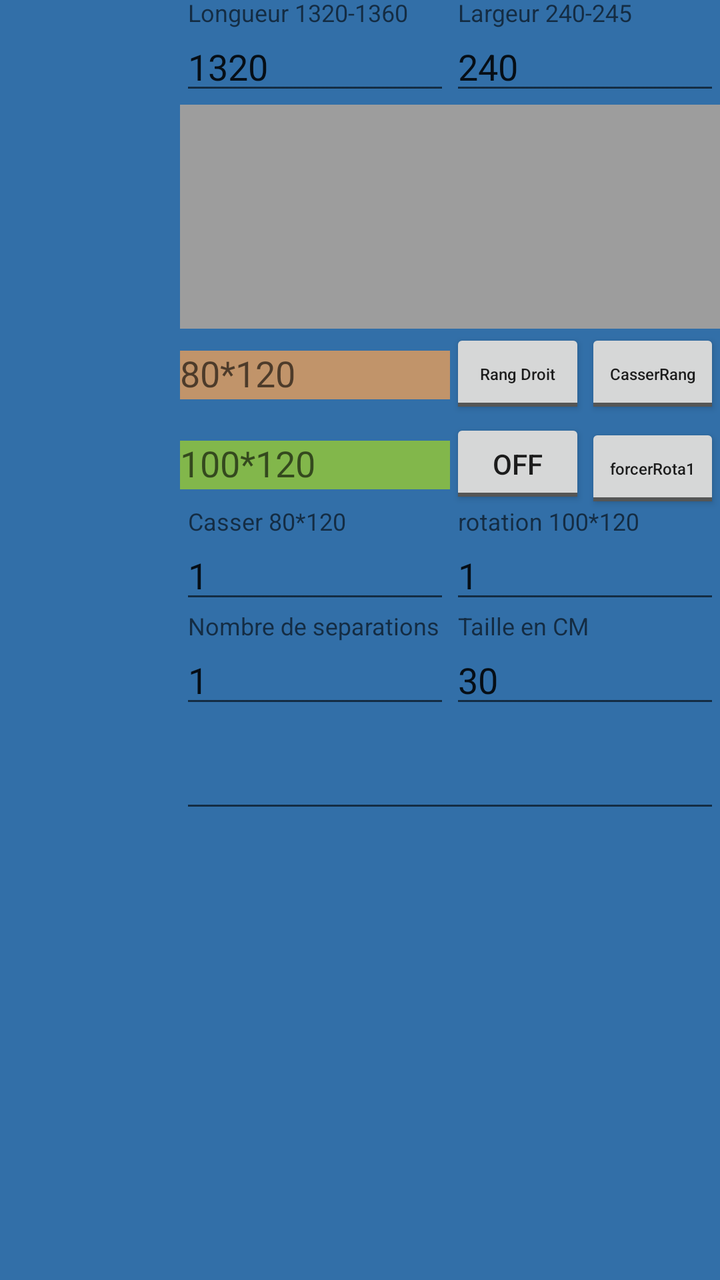
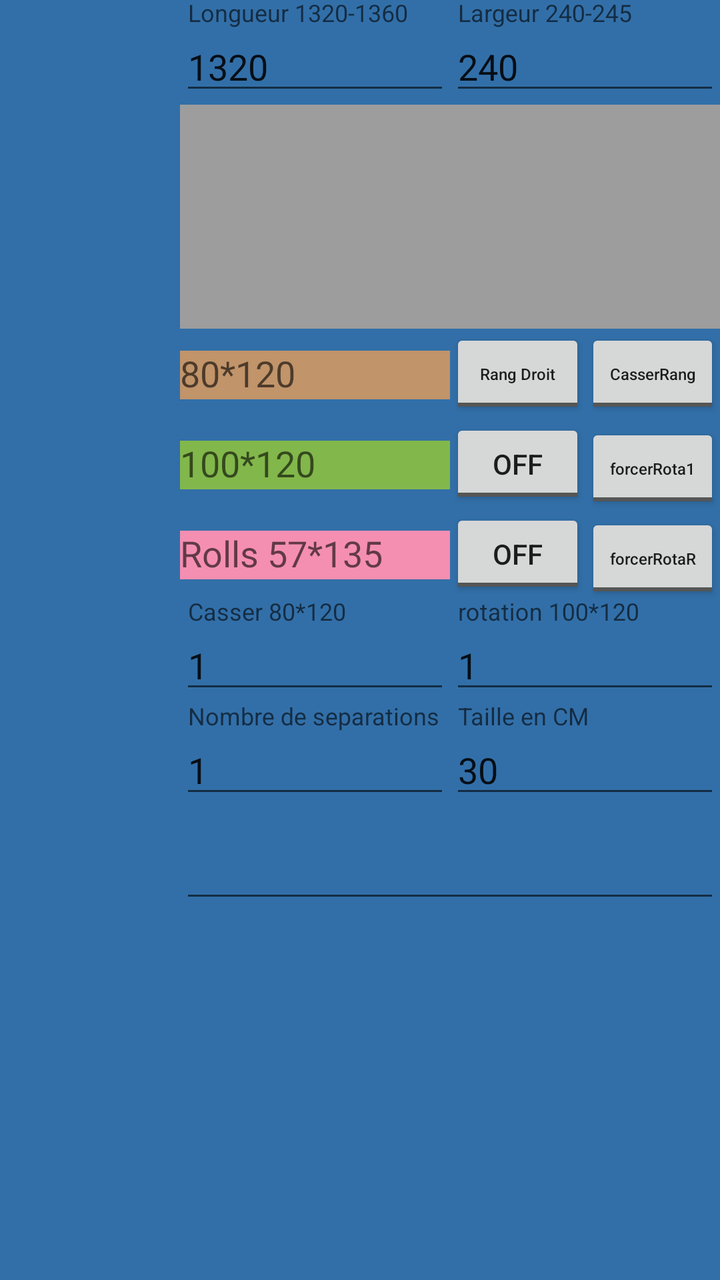

The first picture is an Android layout as it rendered before a commit; the second is the same layout after the commit. The layout source and the unified diff follow.
<!-- AndroidManifest.xml: application theme AppTheme -->
<!-- res/layout/content_main.xml -->
<?xml version="1.0" encoding="utf-8"?>
<LinearLayout xmlns:android="http://schemas.android.com/apk/res/android"
    xmlns:app="http://schemas.android.com/apk/res-auto"
    xmlns:tools="http://schemas.android.com/tools"
    android:layout_width="match_parent"
    android:layout_height="match_parent"
    app:layout_behavior="@string/appbar_scrolling_view_behavior"
    tools:context=".MainActivity"
    tools:showIn="@layout/activity_main">

    <ScrollView
        android:id="@+id/scrollViewContenu"
        android:layout_width="match_parent"
        android:layout_height="match_parent"
        android:background="@color/cblue">

        <LinearLayout
            android:id="@+id/linearLayoutContenu"
            android:layout_width="match_parent"
            android:layout_height="match_parent"
            android:orientation="horizontal">

            <ScrollView
                android:id="@+id/scrollViewRemorque"
                android:layout_width="match_parent"
                android:layout_height="wrap_content"
                android:layout_weight="3"
                app:layout_constraintBottom_toTopOf="@+id/linearLayoutA"
                app:layout_constraintEnd_toEndOf="parent"
                app:layout_constraintStart_toStartOf="parent"
                app:layout_constraintTop_toTopOf="parent">

                <LinearLayout
                    android:id="@+id/drawPosRemorque"
                    android:layout_width="match_parent"
                    android:layout_height="wrap_content"
                    android:isScrollContainer="true"
                    android:orientation="vertical"
                    android:paddingLeft="25px" />
            </ScrollView>

            <LinearLayout
                android:id="@+id/linearLayoutA"
                android:layout_width="match_parent"
                android:layout_height="wrap_content"
                android:layout_weight="1"
                android:isScrollContainer="true"
                android:orientation="vertical">


                <LinearLayout
                    android:id="@+id/resultatLinearLayout"
                    android:layout_width="match_parent"
                    android:layout_height="wrap_content"
                    android:layout_weight="1"
                    android:isScrollContainer="false"
                    android:orientation="vertical"
                    android:scrollbarAlwaysDrawVerticalTrack="true"
                    app:layout_constraintBottom_toBottomOf="parent"
                    app:layout_constraintTop_toTopOf="parent">

                    <LinearLayout
                        android:layout_width="match_parent"
                        android:layout_height="wrap_content"
                        android:layout_weight="1"
                        android:orientation="horizontal">

                        <android.support.design.widget.TextInputLayout
                            android:layout_width="match_parent"
                            android:layout_height="wrap_content"
                            android:layout_weight="1">

                            <android.support.design.widget.TextInputEditText
                                android:id="@+id/longueurremorqueid"
                                android:layout_width="match_parent"
                                android:layout_height="wrap_content"
                                android:hint="Longueur 1320-1360"
                                android:inputType="number"
                                android:text="1320" />
                        </android.support.design.widget.TextInputLayout>

                        <android.support.design.widget.TextInputLayout
                            android:layout_width="match_parent"
                            android:layout_height="wrap_content"
                            android:layout_weight="1">

                            <android.support.design.widget.TextInputEditText
                                android:id="@+id/largeurremorqueid"
                                android:layout_width="match_parent"
                                android:layout_height="wrap_content"
                                android:hint="Largeur 240-245"
                                android:inputType="number"
                                android:text="240" />
                        </android.support.design.widget.TextInputLayout>
                    </LinearLayout>

                    <EditText
                        android:id="@+id/resultat"
                        android:layout_width="match_parent"
                        android:layout_height="wrap_content"
                        android:layout_weight="1"
                        android:background="#9D9D9D"
                        android:clickable="false"
                        android:ems="10"
                        android:enabled="false"
                        android:focusable="false"
                        android:inputType="none"
                        android:minHeight="112dip"
                        android:singleLine="false"
                        android:textColor="@color/colorPrimaryDark" />

                </LinearLayout>

                <LinearLayout
                    android:layout_width="match_parent"
                    android:layout_height="45dp"
                    android:layout_weight="1"
                    android:orientation="horizontal">

                    <android.support.design.widget.TextInputLayout
                        android:layout_width="match_parent"
                        android:layout_height="wrap_content"
                        android:layout_weight="1">

                        <android.support.design.widget.TextInputEditText
                            android:id="@+id/nombre80120"
                            android:layout_width="match_parent"
                            android:layout_height="wrap_content"
                            android:background="@color/cbrownp"
                            android:hint="80*120"
                            android:inputType="number|numberDecimal"
                            android:maxLength="3"
                            android:paddingTop="0dp"
                            android:selectAllOnFocus="true" />

                    </android.support.design.widget.TextInputLayout>

                    <android.support.design.widget.TextInputLayout
                        android:layout_width="match_parent"
                        android:layout_height="match_parent"
                        android:layout_weight="1">

                        <LinearLayout
                            android:layout_width="match_parent"
                            android:layout_height="match_parent"
                            android:layout_weight="1"
                            android:orientation="horizontal">

                            <ToggleButton
                                android:id="@+id/autorisationRangBatard80"
                                android:layout_width="match_parent"
                                android:layout_height="wrap_content"
                                android:layout_weight="1"
                                android:inputType="number|numberDecimal"
                                android:selectAllOnFocus="true"
                                android:textOff="Rang Droit"
                                android:textOn="Shifted"
                                android:textSize="8sp" />

                            <ToggleButton
                                android:id="@+id/forcerCasserUnRang80"
                                android:layout_width="match_parent"
                                android:layout_height="wrap_content"
                                android:layout_weight="1"
                                android:inputType="number|numberDecimal"
                                android:selectAllOnFocus="true"
                                android:textOff="CasserRang 80"
                                android:textOn="CasserRang 80"
                                android:textSize="8sp" />
                        </LinearLayout>

                    </android.support.design.widget.TextInputLayout>

                </LinearLayout>

                <LinearLayout
                    android:layout_width="match_parent"
                    android:layout_height="45dp"
                    android:layout_weight="1"
                    android:orientation="horizontal">

                    <android.support.design.widget.TextInputLayout
                        android:layout_width="match_parent"
                        android:layout_height="match_parent"
                        android:layout_weight="1">

                        <android.support.design.widget.TextInputEditText
                            android:id="@+id/nombre100120"
                            android:layout_width="match_parent"
                            android:layout_height="wrap_content"
                            android:background="@color/cgreen"
                            android:hint="100*120"
                            android:inputType="number|numberDecimal"
                            android:maxLength="3"
                            android:paddingTop="0dp"
                            android:selectAllOnFocus="true" />
                    </android.support.design.widget.TextInputLayout>

                    <android.support.design.widget.TextInputLayout
                        android:layout_width="match_parent"
                        android:layout_height="match_parent"
                        android:layout_weight="1">

                        <LinearLayout
                            android:layout_width="match_parent"
                            android:layout_height="match_parent"
                            android:layout_weight="1"
                            android:orientation="horizontal">

                            <ToggleButton
                                android:id="@+id/autoriserRotation100SiPossibleDeFaireUnRang"
                                android:layout_width="match_parent"
                                android:layout_height="wrap_content"
                                android:layout_weight="1"
                                android:inputType="number|numberDecimal"
                                android:selectAllOnFocus="true" />

                            <ToggleButton
                                android:id="@+id/forcerRotation100"
                                android:layout_width="match_parent"
                                android:layout_height="wrap_content"
                                android:layout_weight="1"
                                android:inputType="number|numberDecimal"
                                android:selectAllOnFocus="true"
                                android:textOff="forcerRota100"
                                android:textOn="forcerRota100"
                                android:textSize="8sp" />
                        </LinearLayout>

                    </android.support.design.widget.TextInputLayout>

                </LinearLayout>

                <LinearLayout
                    android:layout_width="match_parent"
                    android:layout_height="match_parent"
                    android:layout_weight="1"
                    android:orientation="horizontal">

                    <LinearLayout
                        android:layout_width="match_parent"
                        android:layout_height="match_parent"
                        android:layout_weight="1"
                        android:orientation="horizontal">

                        <android.support.design.widget.TextInputLayout
                            android:layout_width="match_parent"
                            android:layout_height="match_parent">

                            <android.support.design.widget.TextInputEditText
                                android:id="@+id/casser80120nombre"
                                android:layout_width="match_parent"
                                android:layout_height="wrap_content"
                                android:hint="Casser 80*120"
                                android:inputType="number|numberDecimal"
                                android:text="1" />
                        </android.support.design.widget.TextInputLayout>
                    </LinearLayout>

                    <LinearLayout
                        android:layout_width="match_parent"
                        android:layout_height="match_parent"
                        android:layout_weight="1"
                        android:orientation="horizontal">

                        <android.support.design.widget.TextInputLayout
                            android:layout_width="match_parent"
                            android:layout_height="match_parent">

                            <android.support.design.widget.TextInputEditText
                                android:id="@+id/rotation100120nombre"
                                android:layout_width="match_parent"
                                android:layout_height="match_parent"
                                android:hint="rotation 100*120"
                                android:inputType="number|numberDecimal"
                                android:text="1" />
                        </android.support.design.widget.TextInputLayout>
                    </LinearLayout>

                </LinearLayout>

                <LinearLayout
                    android:layout_width="match_parent"
                    android:layout_height="match_parent"
                    android:layout_weight="1"
                    android:orientation="horizontal">

                    <LinearLayout
                        android:layout_width="match_parent"
                        android:layout_height="match_parent"
                        android:layout_weight="1"
                        android:orientation="horizontal">

                        <android.support.design.widget.TextInputLayout
                            android:layout_width="match_parent"
                            android:layout_height="match_parent">

                            <android.support.design.widget.TextInputEditText
                                android:id="@+id/nombredeseparations"
                                android:layout_width="match_parent"
                                android:layout_height="wrap_content"
                                android:hint="Nombre de separations"
                                android:inputType="number|numberDecimal"
                                android:text="1" />
                        </android.support.design.widget.TextInputLayout>
                    </LinearLayout>

                    <LinearLayout
                        android:layout_width="match_parent"
                        android:layout_height="match_parent"
                        android:layout_weight="1"
                        android:orientation="horizontal">

                        <android.support.design.widget.TextInputLayout
                            android:layout_width="match_parent"
                            android:layout_height="match_parent">

                            <android.support.design.widget.TextInputEditText
                                android:id="@+id/tailleencm"
                                android:layout_width="match_parent"
                                android:layout_height="wrap_content"
                                android:hint="Taille en CM"
                                android:inputType="number|numberDecimal"
                                android:text="30" />
                        </android.support.design.widget.TextInputLayout>
                    </LinearLayout>
                </LinearLayout>

                <LinearLayout
                    android:layout_width="match_parent"
                    android:layout_height="match_parent"
                    android:layout_weight="1"
                    android:orientation="horizontal">

                    <android.support.design.widget.TextInputLayout
                        android:layout_width="match_parent"
                        android:layout_height="match_parent">

                        <android.support.design.widget.TextInputEditText
                            android:layout_width="match_parent"
                            android:layout_height="wrap_content" />
                    </android.support.design.widget.TextInputLayout>
                </LinearLayout>


            </LinearLayout>
        </LinearLayout>
    </ScrollView>


</LinearLayout>
<!-- res/layout/activity_main.xml (included above) -->
<?xml version="1.0" encoding="utf-8"?>
<android.support.design.widget.CoordinatorLayout xmlns:android="http://schemas.android.com/apk/res/android"
    xmlns:app="http://schemas.android.com/apk/res-auto"
    xmlns:tools="http://schemas.android.com/tools"
    android:layout_width="match_parent"
    android:layout_height="match_parent"
    android:fitsSystemWindows="true"
    tools:context=".MainActivity">

    <LinearLayout
        android:layout_width="match_parent"
        android:layout_height="match_parent"
        android:background="@color/colorPrimary"
        android:orientation="vertical">

        <LinearLayout
            android:layout_width="match_parent"
            android:layout_height="wrap_content"
            android:orientation="horizontal">

            <android.support.constraint.ConstraintLayout
                android:layout_width="match_parent"
                android:layout_height="match_parent"
                android:layout_weight="1">

                <Switch
                    android:id="@+id/oldModetid"
                    android:layout_width="wrap_content"
                    android:layout_height="wrap_content"
                    android:layout_weight="1"
                    android:text="DevMod"
                    android:textColor="#FAF9F9"
                    android:textOff="DevMod"
                    android:textOn="OldMod"
                    app:layout_constraintBottom_toBottomOf="parent"
                    app:layout_constraintEnd_toEndOf="parent"
                    app:layout_constraintStart_toStartOf="parent"
                    app:layout_constraintTop_toTopOf="parent" />
            </android.support.constraint.ConstraintLayout>

        </LinearLayout>

        <include
            layout="@layout/content_main"
            android:layout_width="match_parent"
            android:layout_height="match_parent" />

    </LinearLayout>

    <android.support.design.widget.FloatingActionButton
        android:id="@+id/fab"
        android:layout_width="wrap_content"
        android:layout_height="wrap_content"
        android:layout_gravity="bottom|end"
        android:layout_margin="@dimen/fab_margin"
        app:srcCompat="@android:drawable/ic_dialog_email" />

</android.support.design.widget.CoordinatorLayout>
<!-- resources referenced by this layout -->
<resources>
  <color name="cblue">#326fa8</color>
  <color name="cbrownp">#c1946a</color>
  <color name="cgreen">#82b74b</color>
  <color name="colorPrimary">#405D27</color>
  <color name="colorPrimaryDark">#3e4444</color>
  <dimen name="fab_margin">16dp</dimen>
  <style name="AppTheme" parent="Theme.AppCompat.Light.DarkActionBar">
          
          <item name="colorPrimary">@color/colorPrimary</item>
          <item name="colorPrimaryDark">@color/colorPrimaryDark</item>
          <item name="colorAccent">@color/colorAccent</item>
      </style>
  <color name="colorAccent">#0099ff</color>
</resources>

<!-- the commit's change to res/layout/content_main.xml (unified diff, before → after) -->
@@ -224,6 +224,64 @@
                                 android:selectAllOnFocus="true"
                                 android:textOff="forcerRota100"
                                 android:textOn="forcerRota100"
+                                android:textSize="8sp" />
+                        </LinearLayout>
+
+                    </android.support.design.widget.TextInputLayout>
+
+                </LinearLayout>
+
+                <LinearLayout
+                    android:layout_width="match_parent"
+                    android:layout_height="45dp"
+                    android:layout_weight="1"
+                    android:orientation="horizontal">
+
+                    <android.support.design.widget.TextInputLayout
+                        android:layout_width="match_parent"
+                        android:layout_height="match_parent"
+                        android:layout_weight="1">
+
+                        <android.support.design.widget.TextInputEditText
+                            android:id="@+id/nombreRolls"
+                            android:layout_width="match_parent"
+                            android:layout_height="wrap_content"
+                            android:background="@color/cpink"
+                            android:hint="Rolls 57*135"
+                            android:inputType="number|numberDecimal"
+                            android:maxLength="3"
+                            android:paddingTop="0dp"
+                            android:selectAllOnFocus="true" />
+                    </android.support.design.widget.TextInputLayout>
+
+                    <android.support.design.widget.TextInputLayout
+                        android:layout_width="match_parent"
+                        android:layout_height="match_parent"
+                        android:layout_weight="1">
+
+                        <LinearLayout
+                            android:layout_width="match_parent"
+                            android:layout_height="match_parent"
+                            android:layout_weight="1"
+                            android:orientation="horizontal">
+
+                            <ToggleButton
+                                android:id="@+id/autoriserRotationRollsSiPossibleDeFaireUnRang"
+                                android:layout_width="match_parent"
+                                android:layout_height="wrap_content"
+                                android:layout_weight="1"
+                                android:inputType="number|numberDecimal"
+                                android:selectAllOnFocus="true" />
+
+                            <ToggleButton
+                                android:id="@+id/forcerRotationRolls"
+                                android:layout_width="match_parent"
+                                android:layout_height="wrap_content"
+                                android:layout_weight="1"
+                                android:inputType="number|numberDecimal"
+                                android:selectAllOnFocus="true"
+                                android:textOff="forcerRotaRolls"
+                                android:textOn="forcerRotaRolls"
                                 android:textSize="8sp" />
                         </LinearLayout>
 
<!-- resource entries referenced after the edit -->
@@ -5,6 +5,7 @@
   <color name="cgreen">#82b74b</color>
   <color name="colorPrimary">#405D27</color>
   <color name="colorPrimaryDark">#3e4444</color>
+  <color name="cpink">#F48FB1</color>
   <dimen name="fab_margin">16dp</dimen>
   <style name="AppTheme" parent="Theme.AppCompat.Light.DarkActionBar">
           
